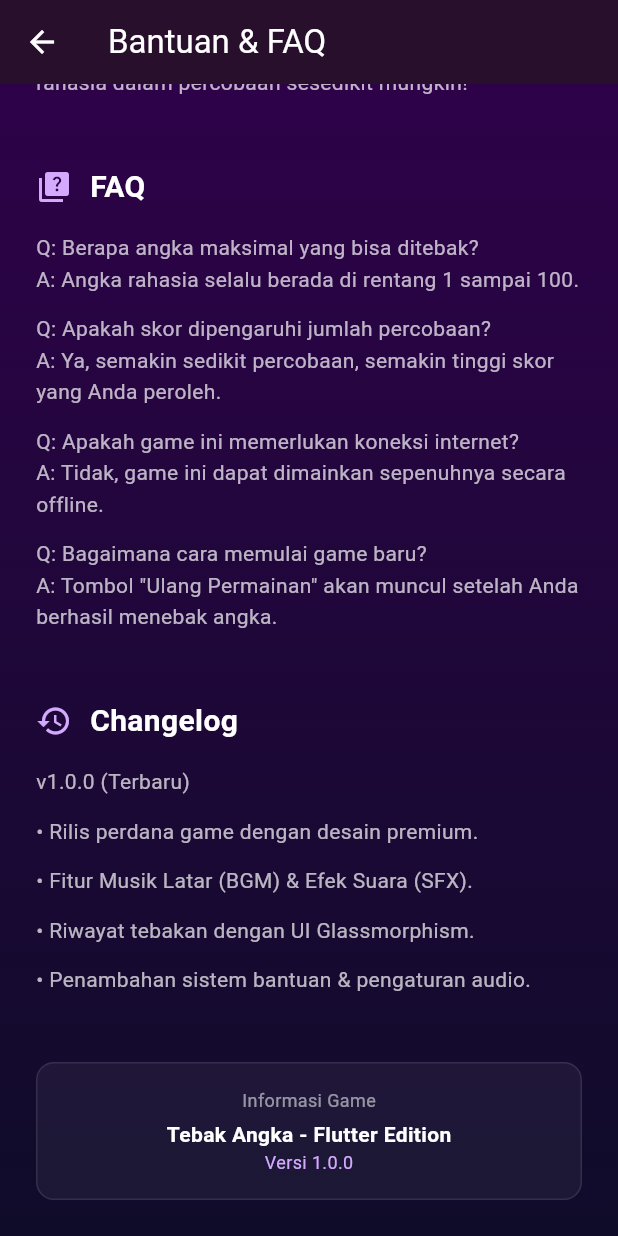
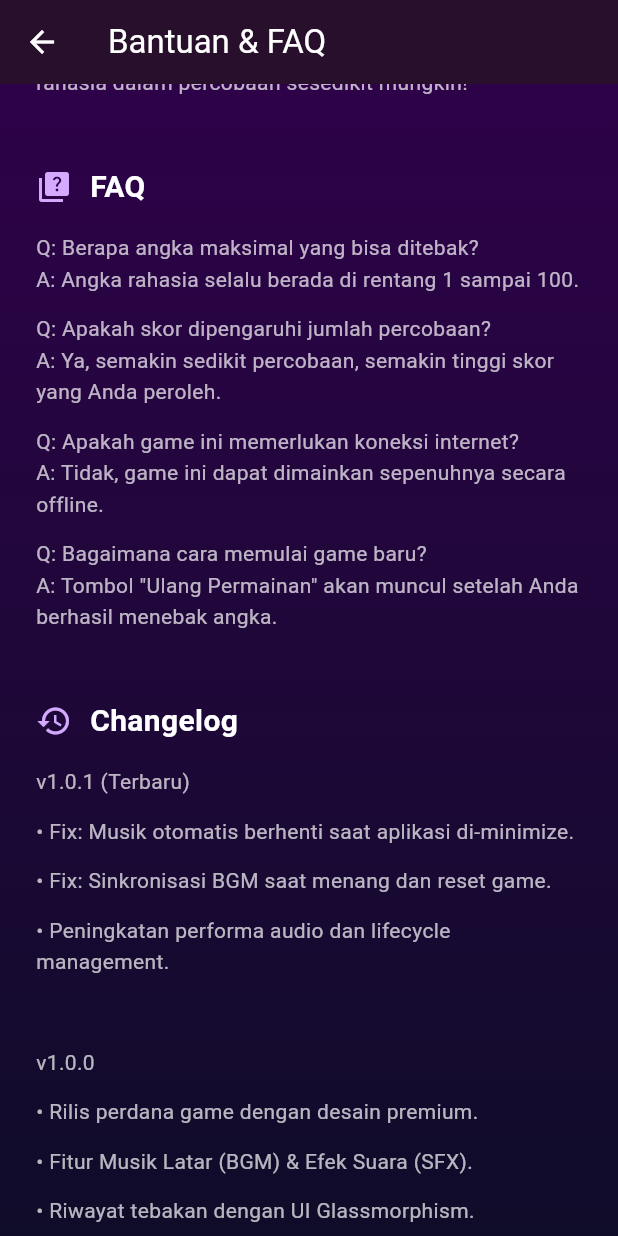
Before and after one commit to setopratama/tembak-angka, a Flutter app: the HelpScreen screen opened directly, scrolled down 296 dp, on a phone screen of 412 x 824 dp. Run offline on Flutter 3.47's test engine with Material 3 defaults, Android fonts, the phone set to English and light mode, and no system bars; our stand-ins replace audioplayers, confetti, flutter_riverpod.

Commit message:
docs: Update changelog and bump version to 1.0.1

```diff
--- a/lib/screens/help_screen.dart
+++ b/lib/screens/help_screen.dart
@@ -54,7 +54,12 @@ class HelpScreen extends StatelessWidget {
               'Changelog',
               Icons.history,
               [
-                'v1.0.0 (Terbaru)',
+                'v1.0.1 (Terbaru)',
+                '• Fix: Musik otomatis berhenti saat aplikasi di-minimize.',
+                '• Fix: Sinkronisasi BGM saat menang dan reset game.',
+                '• Peningkatan performa audio dan lifecycle management.',
+                '',
+                'v1.0.0',
                 '• Rilis perdana game dengan desain premium.',
                 '• Fitur Musik Latar (BGM) & Efek Suara (SFX).',
                 '• Riwayat tebakan dengan UI Glassmorphism.',
@@ -119,7 +124,7 @@ class HelpScreen extends StatelessWidget {
             style: TextStyle(color: Colors.white, fontWeight: FontWeight.bold),
           ),
           Text(
-            'Versi 1.0.0',
+            'Versi 1.0.1',
             style: TextStyle(color: Color(0xFFD4AAFF), fontSize: 12),
           ),
         ],
```
